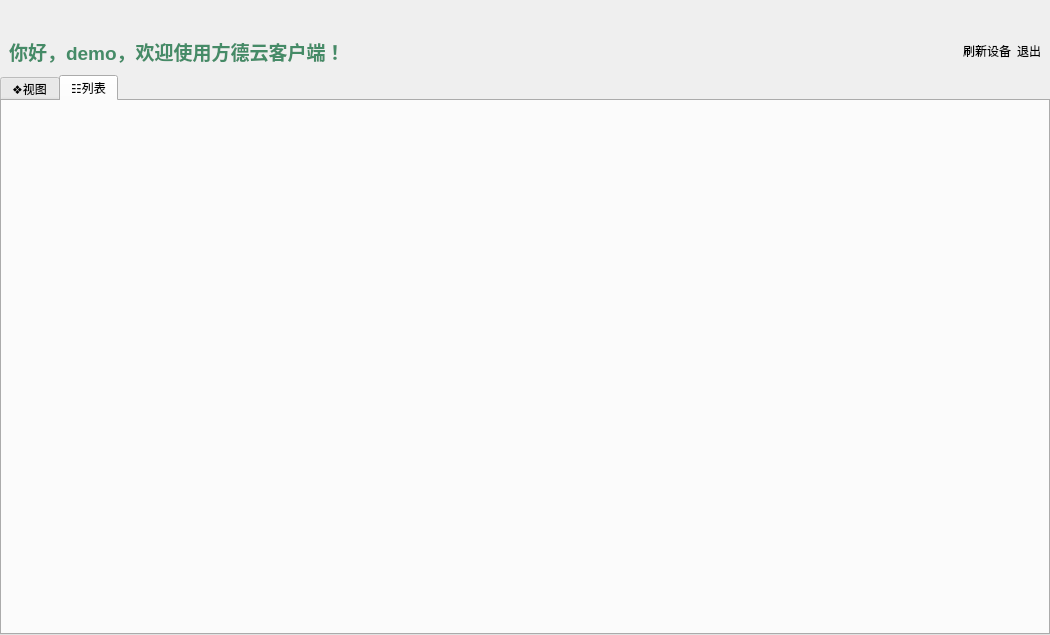
liuyufeng509/cloud-client, file homewindow.ui: the form before one commit.
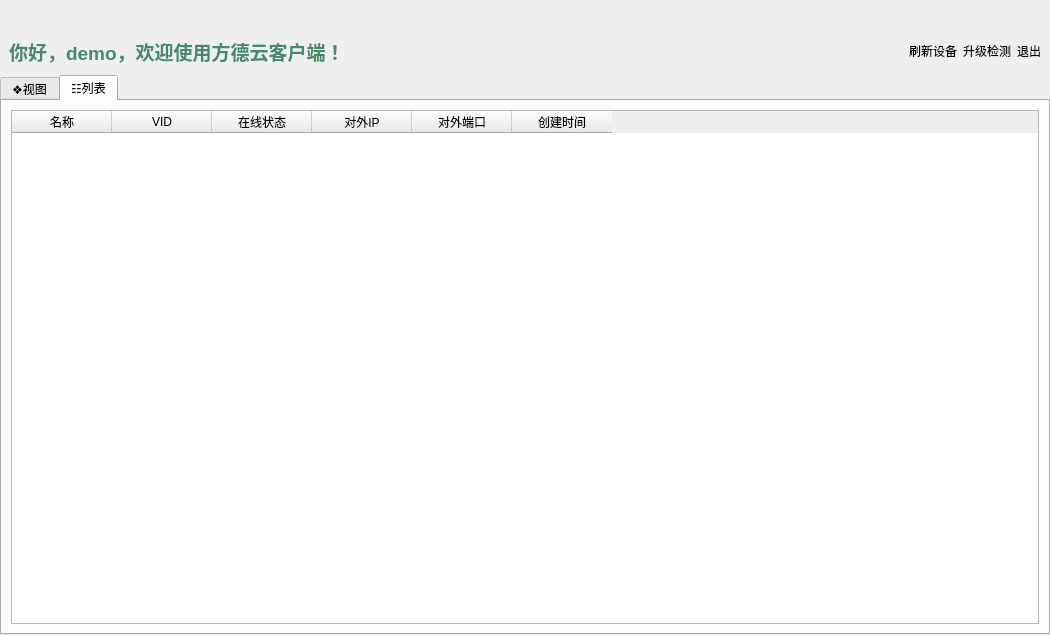
The form after the commit. The open tabs and pages were chosen to show the change. Icons and pictures are not drawn.

The edit to the form file:
```diff
--- a/homewindow.ui
+++ b/homewindow.ui
@@ -83,6 +83,13 @@
          </property>
         </widget>
        </item>
+       <item>
+        <widget class="QPushButton" name="updateButton">
+         <property name="text">
+          <string>升级检测</string>
+         </property>
+        </widget>
+       </item>
        <item>
         <widget class="QPushButton" name="logoutButton">
          <property name="text">
@@ -214,7 +221,46 @@
        <attribute name="title">
         <string>☷列表</string>
        </attribute>
-       <layout class="QGridLayout" name="gridLayout_2"/>
+       <layout class="QGridLayout" name="gridLayout_2">
+        <item row="0" column="0">
+         <widget class="QTableWidget" name="tableWidget">
+          <column>
+           <property name="text">
+            <string>名称</string>
+           </property>
+           <property name="icon">
+            <iconset resource="resource.qrc">
+             <normaloff>:/new/index/run_namal</normaloff>:/new/index/run_namal</iconset>
+           </property>
+          </column>
+          <column>
+           <property name="text">
+            <string>VID</string>
+           </property>
+          </column>
+          <column>
+           <property name="text">
+            <string>在线状态</string>
+           </property>
+          </column>
+          <column>
+           <property name="text">
+            <string>对外IP</string>
+           </property>
+          </column>
+          <column>
+           <property name="text">
+            <string>对外端口</string>
+           </property>
+          </column>
+          <column>
+           <property name="text">
+            <string>创建时间</string>
+           </property>
+          </column>
+         </widget>
+        </item>
+       </layout>
       </widget>
      </widget>
     </item>
```
